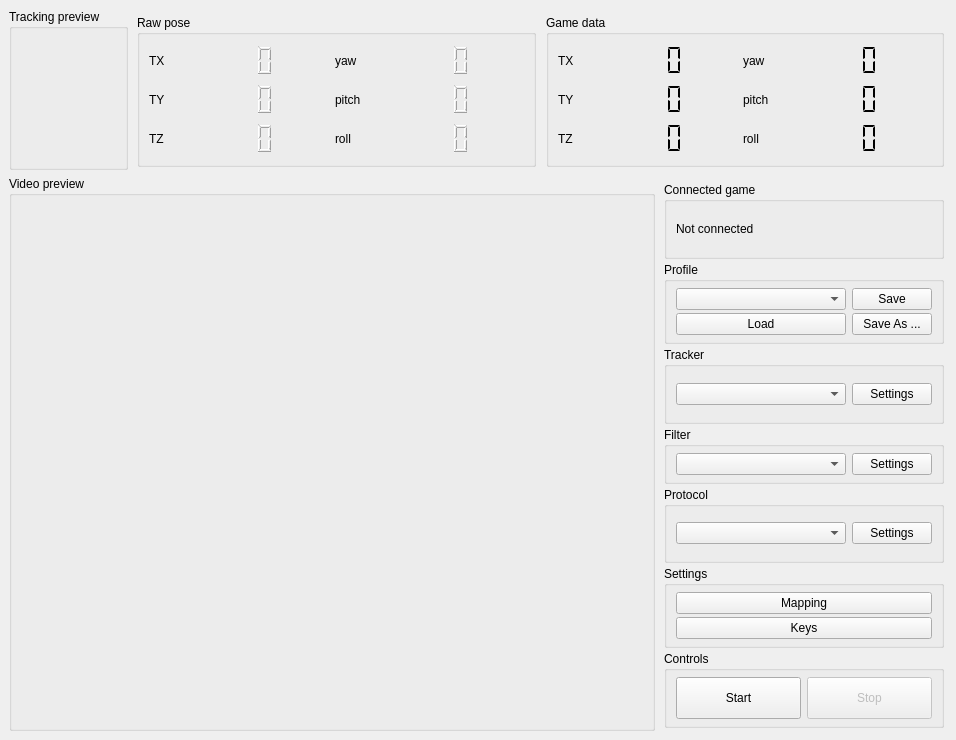
The window that facetracknoir/facetracknoir.ui (opentrack/opentrack) describes before a commit, drawn with Qt 5.
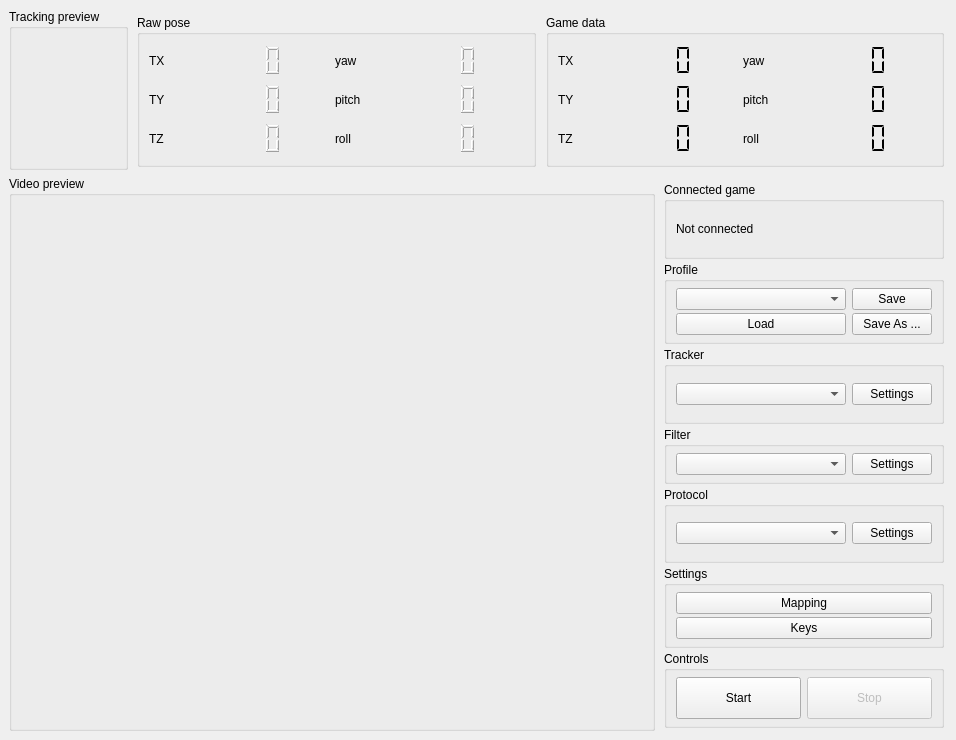
The same window after the commit. Icons and pictures are not drawn. Custom widgets are drawn as their Qt base class.

Commit message: rotation below -99 didn't display, just froze

The edit to the form file:
```diff
--- a/facetracknoir/facetracknoir.ui
+++ b/facetracknoir/facetracknoir.ui
@@ -95,7 +95,7 @@
              <enum>QFrame::NoFrame</enum>
             </property>
             <property name="digitCount">
-             <number>3</number>
+             <number>4</number>
             </property>
             <property name="segmentStyle">
              <enum>QLCDNumber::Outline</enum>
@@ -117,7 +117,7 @@
              <enum>QFrame::NoFrame</enum>
             </property>
             <property name="digitCount">
-             <number>3</number>
+             <number>4</number>
             </property>
             <property name="segmentStyle">
              <enum>QLCDNumber::Outline</enum>
@@ -165,7 +165,7 @@
              <enum>QFrame::NoFrame</enum>
             </property>
             <property name="digitCount">
-             <number>3</number>
+             <number>4</number>
             </property>
             <property name="segmentStyle">
              <enum>QLCDNumber::Outline</enum>
@@ -187,7 +187,7 @@
              <enum>QFrame::NoFrame</enum>
             </property>
             <property name="digitCount">
-             <number>3</number>
+             <number>4</number>
             </property>
             <property name="segmentStyle">
              <enum>QLCDNumber::Outline</enum>
@@ -247,7 +247,7 @@
              <enum>QFrame::NoFrame</enum>
             </property>
             <property name="digitCount">
-             <number>3</number>
+             <number>4</number>
             </property>
             <property name="segmentStyle">
              <enum>QLCDNumber::Outline</enum>
@@ -295,7 +295,7 @@
              <enum>QFrame::NoFrame</enum>
             </property>
             <property name="digitCount">
-             <number>3</number>
+             <number>4</number>
             </property>
             <property name="segmentStyle">
              <enum>QLCDNumber::Outline</enum>
@@ -341,14 +341,11 @@
             <property name="frameShape">
              <enum>QFrame::NoFrame</enum>
             </property>
-            <property name="frameShadow">
-             <enum>QFrame::Raised</enum>
-            </property>
             <property name="smallDecimalPoint">
              <bool>true</bool>
             </property>
             <property name="digitCount">
-             <number>3</number>
+             <number>4</number>
             </property>
             <property name="segmentStyle">
              <enum>QLCDNumber::Flat</enum>
@@ -369,14 +366,11 @@
             <property name="frameShape">
              <enum>QFrame::NoFrame</enum>
             </property>
-            <property name="frameShadow">
-             <enum>QFrame::Raised</enum>
-            </property>
             <property name="smallDecimalPoint">
              <bool>true</bool>
             </property>
             <property name="digitCount">
-             <number>3</number>
+             <number>4</number>
             </property>
             <property name="segmentStyle">
              <enum>QLCDNumber::Flat</enum>
@@ -413,14 +407,11 @@
             <property name="frameShape">
              <enum>QFrame::NoFrame</enum>
             </property>
-            <property name="frameShadow">
-             <enum>QFrame::Raised</enum>
-            </property>
             <property name="smallDecimalPoint">
              <bool>true</bool>
             </property>
             <property name="digitCount">
-             <number>3</number>
+             <number>4</number>
             </property>
             <property name="segmentStyle">
              <enum>QLCDNumber::Flat</enum>
@@ -463,14 +454,11 @@
             <property name="frameShape">
              <enum>QFrame::NoFrame</enum>
             </property>
-            <property name="frameShadow">
-             <enum>QFrame::Raised</enum>
-            </property>
             <property name="smallDecimalPoint">
              <bool>true</bool>
             </property>
             <property name="digitCount">
-             <number>3</number>
+             <number>4</number>
             </property>
             <property name="segmentStyle">
              <enum>QLCDNumber::Flat</enum>
@@ -529,14 +517,11 @@
             <property name="frameShape">
              <enum>QFrame::NoFrame</enum>
             </property>
-            <property name="frameShadow">
-             <enum>QFrame::Raised</enum>
-            </property>
             <property name="smallDecimalPoint">
              <bool>true</bool>
             </property>
             <property name="digitCount">
-             <number>3</number>
+             <number>4</number>
             </property>
             <property name="segmentStyle">
              <enum>QLCDNumber::Flat</enum>
@@ -573,14 +558,11 @@
             <property name="frameShape">
              <enum>QFrame::NoFrame</enum>
             </property>
-            <property name="frameShadow">
-             <enum>QFrame::Raised</enum>
-            </property>
             <property name="smallDecimalPoint">
              <bool>true</bool>
             </property>
             <property name="digitCount">
-             <number>3</number>
+             <number>4</number>
             </property>
             <property name="segmentStyle">
              <enum>QLCDNumber::Flat</enum>
```
